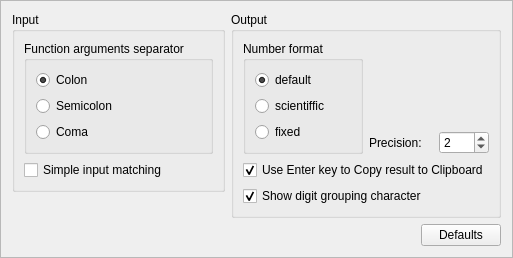
This is ui/OptionsWidget.ui in jgeudens/MathyResurrected as Qt 5 draws it before an edit. The edited form follows.
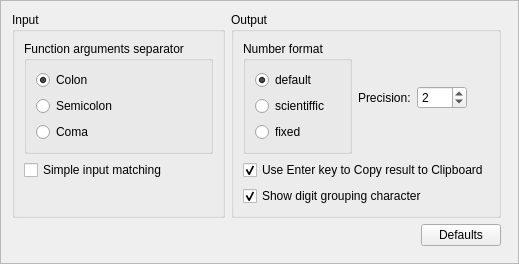
This is the edited form.

Commit message: Bautified options dialog

Diff of the .ui file:
```diff
--- a/ui/OptionsWidget.ui
+++ b/ui/OptionsWidget.ui
@@ -7,8 +7,8 @@
    <rect>
     <x>0</x>
     <y>0</y>
-    <width>460</width>
-    <height>230</height>
+    <width>472</width>
+    <height>236</height>
    </rect>
   </property>
   <property name="windowTitle">
@@ -20,10 +20,10 @@
   <property name="frameShadow">
    <enum>QFrame::Raised</enum>
   </property>
-  <layout class="QHBoxLayout" name="horizontalLayout_4">
-   <item>
-    <layout class="QVBoxLayout" name="verticalLayout_2">
-     <item>
+  <layout class="QFormLayout" name="formLayout_6">
+   <item row="0" column="0">
+    <layout class="QFormLayout" name="formLayout_5">
+     <item row="0" column="0">
       <widget class="QGroupBox" name="groupBox_4">
        <property name="title">
         <string>Input</string>
@@ -120,30 +120,13 @@
        </layout>
       </widget>
      </item>
-     <item>
-      <spacer name="verticalSpacer_2">
-       <property name="orientation">
-        <enum>Qt::Vertical</enum>
-       </property>
-       <property name="sizeHint" stdset="0">
-        <size>
-         <width>20</width>
-         <height>40</height>
-        </size>
-       </property>
-      </spacer>
-     </item>
-    </layout>
-   </item>
-   <item>
-    <layout class="QVBoxLayout" name="verticalLayout_4">
-     <item>
+     <item row="0" column="1">
       <widget class="QGroupBox" name="groupBox_5">
        <property name="title">
         <string>Output</string>
        </property>
-       <layout class="QVBoxLayout" name="verticalLayout_3">
-        <item>
+       <layout class="QFormLayout" name="formLayout_4">
+        <item row="0" column="0">
          <layout class="QHBoxLayout" name="horizontalLayout_3">
           <item>
            <widget class="QGroupBox" name="groupBox">
@@ -206,21 +189,6 @@
            </widget>
           </item>
           <item>
-           <layout class="QVBoxLayout" name="verticalLayout">
-            <item>
-             <spacer name="verticalSpacer_3">
-              <property name="orientation">
-               <enum>Qt::Vertical</enum>
-              </property>
-              <property name="sizeHint" stdset="0">
-               <size>
-                <width>20</width>
-                <height>40</height>
-               </size>
-              </property>
-             </spacer>
-            </item>
-            <item>
              <layout class="QHBoxLayout" name="horizontalLayout_2">
               <item>
                <widget class="QLabel" name="label">
@@ -273,9 +241,7 @@
             </item>
            </layout>
           </item>
-         </layout>
-        </item>
-        <item>
+        <item row="1" column="0">
          <widget class="QCheckBox" name="checkBox_UseEnterKey">
           <property name="toolTip">
            <string>If this option is enabled, pressing enter key will copy calculation result to clipboard.</string>
@@ -294,7 +260,7 @@
           </property>
          </widget>
         </item>
-        <item>
+        <item row="2" column="0">
          <widget class="QCheckBox" name="checkBox_ShowGrouping">
           <property name="toolTip">
            <string>Show digit grouping character in output?</string>
@@ -316,7 +282,7 @@
        </layout>
       </widget>
      </item>
-     <item>
+     <item row="1" column="0" colspan="2">
       <layout class="QHBoxLayout" name="horizontalLayout">
        <item>
         <spacer name="horizontalSpacer">
@@ -325,8 +291,8 @@
          </property>
          <property name="sizeHint" stdset="0">
           <size>
-           <width>138</width>
-           <height>17</height>
+           <width>356</width>
+           <height>20</height>
           </size>
          </property>
         </spacer>
@@ -342,6 +308,32 @@
      </item>
     </layout>
    </item>
+   <item row="0" column="1">
+    <spacer name="horizontalSpacer_2">
+     <property name="orientation">
+      <enum>Qt::Horizontal</enum>
+     </property>
+     <property name="sizeHint" stdset="0">
+      <size>
+       <width>5</width>
+       <height>207</height>
+      </size>
+     </property>
+    </spacer>
+   </item>
+   <item row="1" column="0">
+    <spacer name="verticalSpacer">
+     <property name="orientation">
+      <enum>Qt::Vertical</enum>
+     </property>
+     <property name="sizeHint" stdset="0">
+      <size>
+       <width>20</width>
+       <height>11</height>
+      </size>
+     </property>
+    </spacer>
+   </item>
   </layout>
  </widget>
  <resources/>
```
Lines whose indentation alone changed are shown as unchanged.
